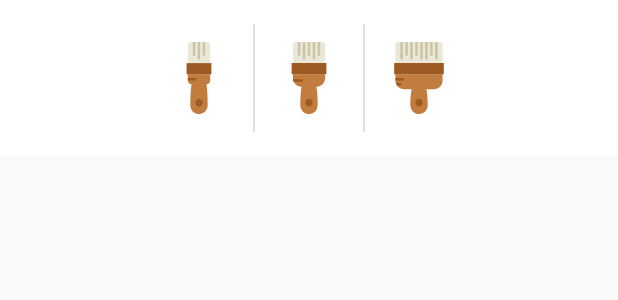
After one commit to hamidrezasahraei/Notella, an Android app: the layout brush_size_selector_dialog.xml on its own in the app's theme, with its tools: preview values and no code run, on a phone screen of 412 x 824 dp. The commit adds this screen. Shown: the top 300 px of the screen. Run offline under Robolectric (Android 15) with nearby library versions, the phone set to English and light mode, and no system bars.

Commit message:
- Can select brush size - Brush size selector dialog added - Fix showing keyboard in drawing mode

```diff
--- /dev/null
+++ b/app/src/main/res/drawable/ic_paint_brush_large.xml
@@ -0,0 +1,17 @@
+<vector android:height="48dp" android:viewportHeight="512.0"
+    android:viewportWidth="512.0" android:width="48dp" xmlns:android="http://schemas.android.com/apk/res/android">
+    <path android:fillColor="#C17C3E" android:pathData="M88.3,229.5v44.1c0,34.4 27.4,61.8 61.8,61.8h53c-7.1,37.1 -8.8,76.8 -8.8,113.9c0,33.5 26.5,62.7 60,62.7c0.9,0 2.6,0 3.5,0c33.5,-0.9 60,-29.1 60,-62.7c0,-36.2 -1.8,-75.9 -8.8,-113.9h53c34.4,0 61.8,-27.4 61.8,-61.8v-44.1H88.3z"/>
+    <path android:fillColor="#9E5A23" android:pathData="M79.4,229.5h353.1v-79.4H79.4V229.5z"/>
+    <path android:fillColor="#ECE8D8" android:pathData="M105.9,0c-9.7,0 -17.7,7.9 -17.7,17.7v132.4h335.4V17.7c0,-9.7 -7.9,-17.7 -17.7,-17.7H105.9z"/>
+    <path android:fillColor="#9E5A23" android:pathData="M282.5,432.6c0,-15 -11.5,-26.5 -26.5,-26.5s-26.5,11.5 -26.5,26.5s11.5,26.5 26.5,26.5S282.5,447.6 282.5,432.6"/>
+    <path android:fillColor="#C9C3A7" android:pathData="M273.7,123.6c5.3,0 8.8,-3.5 8.8,-8.8V0h-17.7v114.8C264.8,120.1 268.4,123.6 273.7,123.6"/>
+    <path android:fillColor="#C9C3A7" android:pathData="M309,123.6c5.3,0 8.8,-3.5 8.8,-8.8V0h-17.7v114.8C300.1,120.1 303.7,123.6 309,123.6"/>
+    <path android:fillColor="#C9C3A7" android:pathData="M238.3,97.1c5.3,0 8.8,-3.5 8.8,-8.8V0h-17.7v88.3C229.5,93.6 233,97.1 238.3,97.1"/>
+    <path android:fillColor="#C9C3A7" android:pathData="M379.6,123.6c5.3,0 8.8,-3.5 8.8,-8.8V0h-17.7v114.8C370.8,120.1 374.3,123.6 379.6,123.6"/>
+    <path android:fillColor="#C9C3A7" android:pathData="M344.3,97.1c5.3,0 8.8,-3.5 8.8,-8.8V0h-17.7v88.3C335.4,93.6 339,97.1 344.3,97.1"/>
+    <path android:fillColor="#C9C3A7" android:pathData="M203,123.6c5.3,0 8.8,-3.5 8.8,-8.8V0h-17.7v114.8C194.2,120.1 197.7,123.6 203,123.6"/>
+    <path android:fillColor="#C9C3A7" android:pathData="M167.7,97.1c5.3,0 8.8,-3.5 8.8,-8.8V0h-17.7v88.3C158.9,93.6 162.4,97.1 167.7,97.1"/>
+    <path android:fillColor="#C9C3A7" android:pathData="M132.4,123.6c5.3,0 8.8,-3.5 8.8,-8.8V0h-17.7v114.8C123.6,120.1 127.1,123.6 132.4,123.6"/>
+    <path android:fillColor="#9E5A23" android:pathData="M150.1,264.8c0,-5.3 -3.5,-8.8 -8.8,-8.8H88.3v17.7h53C146.5,273.7 150.1,270.1 150.1,264.8"/>
+    <path android:fillColor="#9E5A23" android:pathData="M123.6,291.3H97.1c-1.8,0 -4.4,0.9 -5.3,1.8c1.8,5.3 4.4,10.6 7.9,15.9h23.8c5.3,0 8.8,-3.5 8.8,-8.8S128.9,291.3 123.6,291.3"/>
+</vector>
--- /dev/null
+++ b/app/src/main/res/drawable/ic_paint_brush_medium.xml
@@ -0,0 +1,13 @@
+<vector android:height="48dp" android:viewportHeight="512.0"
+    android:viewportWidth="512.0" android:width="48dp" xmlns:android="http://schemas.android.com/apk/res/android">
+    <path android:fillColor="#C17C3E" android:pathData="M141.2,229.5V256c0,34.4 27.4,61.8 61.8,61.8l0,0c-7.1,37.1 -8.8,94.5 -8.8,131.5c0,33.5 26.5,62.7 60,62.7c0.9,0 2.6,0 3.5,0c33.5,-0.9 60,-29.1 60,-62.7c0,-36.2 -1.8,-93.6 -8.8,-131.5l0,0c34.4,0 61.8,-27.4 61.8,-61.8v-26.5H141.2z"/>
+    <path android:fillColor="#ECE8D8" android:pathData="M353.1,0c9.7,0 17.7,7.9 17.7,17.7v132.4H141.2V17.7c0,-9.7 7.9,-17.7 17.7,-17.7H353.1z"/>
+    <path android:fillColor="#9E5A23" android:pathData="M132.4,229.5h247.2v-79.4H132.4V229.5z"/>
+    <path android:fillColor="#9E5A23" android:pathData="M282.5,432.6c0,-15 -11.5,-26.5 -26.5,-26.5s-26.5,11.5 -26.5,26.5s11.5,26.5 26.5,26.5S282.5,447.6 282.5,432.6"/>
+    <path android:fillColor="#C9C3A7" android:pathData="M291.3,123.6c5.3,0 8.8,-3.5 8.8,-8.8V0h-17.7v114.8C282.5,120.1 286,123.6 291.3,123.6"/>
+    <path android:fillColor="#C9C3A7" android:pathData="M256,97.1c5.3,0 8.8,-3.5 8.8,-8.8V0h-17.7v88.3C247.2,93.6 250.7,97.1 256,97.1"/>
+    <path android:fillColor="#C9C3A7" android:pathData="M326.6,97.1c5.3,0 8.8,-3.5 8.8,-8.8V0h-17.7v88.3C317.8,93.6 321.3,97.1 326.6,97.1"/>
+    <path android:fillColor="#C9C3A7" android:pathData="M220.7,123.6c5.3,0 8.8,-3.5 8.8,-8.8V0h-17.7v114.8C211.9,120.1 215.4,123.6 220.7,123.6"/>
+    <path android:fillColor="#C9C3A7" android:pathData="M185.4,97.1c5.3,0 8.8,-3.5 8.8,-8.8V0h-17.7v88.3C176.6,93.6 180.1,97.1 185.4,97.1"/>
+    <path android:fillColor="#9E5A23" android:pathData="M203,264.8H143.9c-0.9,0 -0.9,0 -1.8,0c0.9,6.2 2.6,11.5 5.3,17.7h55.6c5.3,0 8.8,-3.5 8.8,-8.8C211.9,268.4 208.3,264.8 203,264.8"/>
+</vector>
--- /dev/null
+++ b/app/src/main/res/drawable/ic_paint_brush_small.xml
@@ -0,0 +1,11 @@
+<vector android:height="48dp" android:viewportHeight="512.0"
+    android:viewportWidth="512.0" android:width="48dp" xmlns:android="http://schemas.android.com/apk/res/android">
+    <path android:fillColor="#C17C3E" android:pathData="M176.6,229.5v44.1c0,15 11.5,26.5 26.5,26.5l0,0c-7.1,37.1 -8.8,112.1 -8.8,149.2c0,33.5 26.5,62.7 60,62.7c0.9,0 2.6,0 3.5,0c33.5,-0.9 60,-29.1 60,-62.7c0,-36.2 -1.8,-111.2 -8.8,-149.2l0,0c15,0 26.5,-11.5 26.5,-26.5v-44.1H176.6z"/>
+    <path android:fillColor="#9E5A23" android:pathData="M167.7,150.1v79.4H256h88.3v-79.4H167.7z"/>
+    <path android:fillColor="#ECE8D8" android:pathData="M317.8,0c9.7,0 17.7,7.9 17.7,17.7v132.4H176.6V17.7c0,-9.7 7.9,-17.7 17.7,-17.7H317.8z"/>
+    <path android:fillColor="#9E5A23" android:pathData="M282.5,432.6c0,-15 -11.5,-26.5 -26.5,-26.5s-26.5,11.5 -26.5,26.5s11.5,26.5 26.5,26.5S282.5,447.6 282.5,432.6"/>
+    <path android:fillColor="#C9C3A7" android:pathData="M291.3,97.1c5.3,0 8.8,-3.5 8.8,-8.8V0h-17.7v88.3C282.5,93.6 286,97.1 291.3,97.1"/>
+    <path android:fillColor="#C9C3A7" android:pathData="M256,123.6c5.3,0 8.8,-3.5 8.8,-8.8V0h-17.7v114.8C247.2,120.1 250.7,123.6 256,123.6"/>
+    <path android:fillColor="#C9C3A7" android:pathData="M220.7,97.1c5.3,0 8.8,-3.5 8.8,-8.8V0h-17.7v88.3C211.9,93.6 215.4,97.1 220.7,97.1"/>
+    <path android:fillColor="#9E5A23" android:pathData="M238.3,264.8c0,-5.3 -3.5,-8.8 -8.8,-8.8h-53v17.7h53C234.8,273.7 238.3,270.1 238.3,264.8"/>
+</vector>
--- /dev/null
+++ b/app/src/main/res/layout/brush_size_selector_dialog.xml
@@ -0,0 +1,35 @@
+<?xml version="1.0" encoding="utf-8"?>
+<LinearLayout xmlns:android="http://schemas.android.com/apk/res/android"
+    xmlns:app="http://schemas.android.com/apk/res-auto"
+    android:orientation="horizontal"
+    android:background="@android:color/white"
+    android:layout_width="match_parent"
+    android:layout_height="wrap_content"
+    android:gravity="center_horizontal"
+    android:divider="?android:attr/dividerHorizontal"
+    android:showDividers="middle"
+    android:padding="16dp"
+    >
+   <ImageButton
+       android:id="@+id/brush_small"
+       android:layout_width="72dp"
+       android:layout_height="72dp"
+       app:srcCompat="@drawable/ic_paint_brush_small"
+       android:background="@android:color/transparent"
+       />
+    <ImageButton
+        android:id="@+id/brush_medium"
+        android:layout_width="72dp"
+        android:layout_height="72dp"
+        app:srcCompat="@drawable/ic_paint_brush_medium"
+        android:background="@android:color/transparent"
+        />
+
+    <ImageButton
+        android:id="@+id/brush_large"
+        android:layout_width="72dp"
+        android:layout_height="72dp"
+        app:srcCompat="@drawable/ic_paint_brush_large"
+        android:background="@android:color/transparent"
+        />
+</LinearLayout>
--- a/app/src/main/res/values/strings.xml
+++ b/app/src/main/res/values/strings.xml
@@ -4,4 +4,8 @@
     <string name="title_note_detail">Note Detail</string>
     <string name="choose_color">Choose a color:</string>
     <string name="all">All</string>
+    <string name="choose_brush_size">Choose brush size:</string>
+    <string name="small">Small</string>
+    <string name="medium">Medium</string>
+    <string name="large">Large</string>
 </resources>
```
Also changed, not shown: app/src/main/java/sahraei/hamidreza/com/notella/NoteDetailFragment.java (+66 -5 lines).
